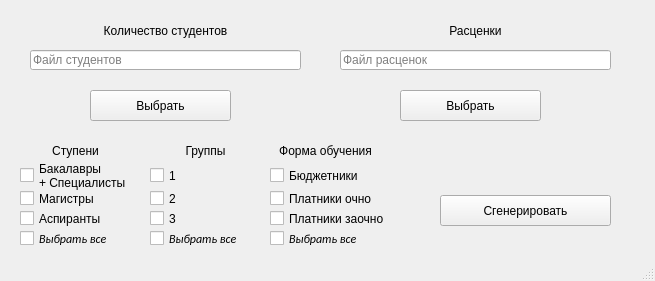
Above: main_window/main_window_design.ui from garrigar/Blagov_Inc before the change. Below: the same form after it.
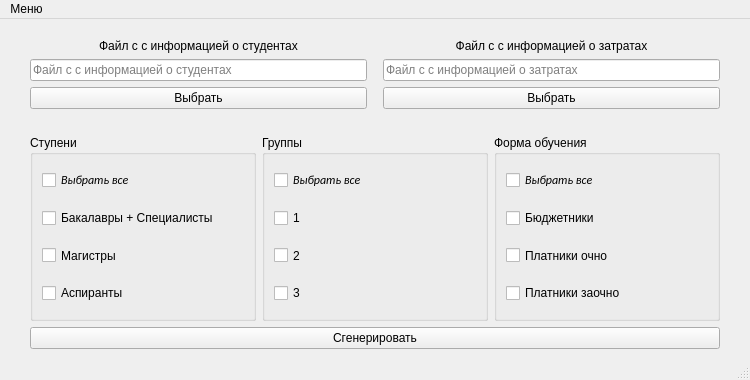
That is the form after the change.

Diff of the .ui file:
```diff
--- a/main_window/main_window_design.ui
+++ b/main_window/main_window_design.ui
@@ -6,60 +6,162 @@
    <rect>
     <x>0</x>
     <y>0</y>
-    <width>655</width>
-    <height>281</height>
+    <width>750</width>
+    <height>380</height>
    </rect>
   </property>
-  <property name="sizePolicy">
-   <sizepolicy hsizetype="Fixed" vsizetype="Fixed">
-    <horstretch>0</horstretch>
-    <verstretch>0</verstretch>
-   </sizepolicy>
-  </property>
-  <property name="minimumSize">
-   <size>
-    <width>655</width>
-    <height>281</height>
-   </size>
-  </property>
-  <property name="maximumSize">
-   <size>
-    <width>655</width>
-    <height>281</height>
-   </size>
-  </property>
   <property name="windowTitle">
    <string>Анализ доходов институтов - Выбор параметров</string>
   </property>
   <widget class="QWidget" name="centralwidget">
-   <widget class="QLabel" name="l_steps">
-    <property name="geometry">
-     <rect>
-      <x>20</x>
-      <y>140</y>
-      <width>111</width>
-      <height>21</height>
-     </rect>
+   <layout class="QGridLayout" name="gridLayout">
+    <property name="leftMargin">
+     <number>30</number>
     </property>
+    <property name="topMargin">
+     <number>20</number>
+    </property>
+    <property name="rightMargin">
+     <number>30</number>
+    </property>
+    <item row="0" column="0">
+     <layout class="QVBoxLayout" name="verticalLayout_7">
+      <property name="sizeConstraint">
+       <enum>QLayout::SetMaximumSize</enum>
+      </property>
+      <item>
+       <layout class="QHBoxLayout" name="horizontalLayout">
+        <property name="bottomMargin">
+         <number>20</number>
+        </property>
+        <item>
+         <layout class="QVBoxLayout" name="verticalLayout_2">
+          <property name="rightMargin">
+           <number>5</number>
+          </property>
+          <item>
+           <widget class="QLabel" name="l_numb_stud">
+            <property name="sizePolicy">
+             <sizepolicy hsizetype="Preferred" vsizetype="Fixed">
+              <horstretch>0</horstretch>
+              <verstretch>0</verstretch>
+             </sizepolicy>
+            </property>
     <property name="text">
+             <string>Файл с с информацией о студентах</string>
+            </property>
+            <property name="alignment">
+             <set>Qt::AlignCenter</set>
+            </property>
+           </widget>
+          </item>
+          <item>
+           <widget class="QLineEdit" name="ledit_numb_stud">
+            <property name="text">
+             <string/>
+            </property>
+            <property name="placeholderText">
+             <string>Файл с с информацией о студентах</string>
+            </property>
+           </widget>
+          </item>
+          <item>
+           <widget class="QPushButton" name="button_submit_file_stud">
+            <property name="text">
+             <string>Выбрать</string>
+            </property>
+           </widget>
+          </item>
+         </layout>
+        </item>
+        <item>
+         <layout class="QVBoxLayout" name="verticalLayout_3">
+          <property name="leftMargin">
+           <number>5</number>
+          </property>
+          <item>
+           <widget class="QLabel" name="l_price">
+            <property name="sizePolicy">
+             <sizepolicy hsizetype="Preferred" vsizetype="Fixed">
+              <horstretch>0</horstretch>
+              <verstretch>0</verstretch>
+             </sizepolicy>
+            </property>
+            <property name="text">
+             <string>Файл с с информацией о затратах</string>
+            </property>
+            <property name="alignment">
+             <set>Qt::AlignCenter</set>
+            </property>
+           </widget>
+          </item>
+          <item>
+           <widget class="QLineEdit" name="ledit_price">
+            <property name="text">
+             <string/>
+            </property>
+            <property name="placeholderText">
+             <string>Файл с с информацией о затратах</string>
+            </property>
+           </widget>
+          </item>
+          <item>
+           <widget class="QPushButton" name="button_submit_file_price">
+            <property name="text">
+             <string>Выбрать</string>
+            </property>
+           </widget>
+          </item>
+         </layout>
+        </item>
+       </layout>
+      </item>
+      <item>
+       <layout class="QHBoxLayout" name="horizontalLayout_2">
+        <item>
+         <widget class="QGroupBox" name="groupBox">
+          <property name="title">
      <string>Ступени</string>
     </property>
-    <property name="alignment">
-     <set>Qt::AlignCenter</set>
-    </property>
-   </widget>
+          <layout class="QGridLayout" name="gridLayout_2">
+           <item row="0" column="0">
+            <layout class="QVBoxLayout" name="verticalLayout_5">
+             <item>
+              <widget class="QCheckBox" name="chb_st_all">
+               <property name="sizePolicy">
+                <sizepolicy hsizetype="Minimum" vsizetype="Preferred">
+                 <horstretch>0</horstretch>
+                 <verstretch>0</verstretch>
+                </sizepolicy>
+               </property>
+               <property name="font">
+                <font>
+                 <family>Calibri</family>
+                 <pointsize>9</pointsize>
+                 <italic>true</italic>
+                </font>
+               </property>
+               <property name="text">
+                <string>Выбрать все</string>
+               </property>
+               <property name="checked">
+                <bool>false</bool>
+               </property>
+               <property name="tristate">
+                <bool>false</bool>
+               </property>
+              </widget>
+             </item>
+             <item>
    <widget class="QCheckBox" name="chb_st_bak">
-    <property name="geometry">
-     <rect>
-      <x>20</x>
-      <y>160</y>
-      <width>121</width>
-      <height>31</height>
-     </rect>
+               <property name="sizePolicy">
+                <sizepolicy hsizetype="Minimum" vsizetype="Preferred">
+                 <horstretch>0</horstretch>
+                 <verstretch>0</verstretch>
+                </sizepolicy>
     </property>
     <property name="text">
-     <string>Бакалавры 
-+ Специалисты</string>
+                <string>Бакалавры + Специалисты</string>
     </property>
     <property name="checked">
      <bool>false</bool>
@@ -71,36 +173,14 @@
      <string>бакалавры</string>
     </property>
    </widget>
-   <widget class="QCheckBox" name="chb_st_asp">
-    <property name="geometry">
-     <rect>
-      <x>20</x>
-      <y>210</y>
-      <width>111</width>
-      <height>17</height>
-     </rect>
-    </property>
-    <property name="text">
-     <string>Аспиранты</string>
-    </property>
-    <property name="checked">
-     <bool>false</bool>
-    </property>
-    <property name="tristate">
-     <bool>false</bool>
-    </property>
-    <property name="key" stdset="0">
-     <string>аспиранты</string>
-    </property>
-   </widget>
+             </item>
+             <item>
    <widget class="QCheckBox" name="chb_st_mag">
-    <property name="geometry">
-     <rect>
-      <x>20</x>
-      <y>190</y>
-      <width>111</width>
-      <height>17</height>
-     </rect>
+               <property name="sizePolicy">
+                <sizepolicy hsizetype="Minimum" vsizetype="Preferred">
+                 <horstretch>0</horstretch>
+                 <verstretch>0</verstretch>
+                </sizepolicy>
     </property>
     <property name="text">
      <string>Магистры</string>
@@ -115,24 +195,17 @@
      <string>магистры</string>
     </property>
    </widget>
-   <widget class="QCheckBox" name="chb_st_all">
-    <property name="geometry">
-     <rect>
-      <x>20</x>
-      <y>230</y>
-      <width>111</width>
-      <height>17</height>
-     </rect>
-    </property>
-    <property name="font">
-     <font>
-      <family>Calibri</family>
-      <pointsize>9</pointsize>
-      <italic>true</italic>
-     </font>
-    </property>
+             </item>
+             <item>
+              <widget class="QCheckBox" name="chb_st_asp">
+               <property name="sizePolicy">
+                <sizepolicy hsizetype="Minimum" vsizetype="Preferred">
+                 <horstretch>0</horstretch>
+                 <verstretch>0</verstretch>
+                </sizepolicy>
+               </property>
     <property name="text">
-     <string>Выбрать все</string>
+                <string>Аспиранты</string>
     </property>
     <property name="checked">
      <bool>false</bool>
@@ -140,60 +213,41 @@
     <property name="tristate">
      <bool>false</bool>
     </property>
-   </widget>
-   <widget class="QCheckBox" name="chb_group_all">
-    <property name="geometry">
-     <rect>
-      <x>150</x>
-      <y>230</y>
-      <width>111</width>
-      <height>17</height>
-     </rect>
-    </property>
-    <property name="font">
-     <font>
-      <family>Calibri</family>
-      <pointsize>9</pointsize>
-      <italic>true</italic>
-     </font>
-    </property>
-    <property name="text">
-     <string>Выбрать все</string>
-    </property>
-    <property name="checked">
-     <bool>false</bool>
-    </property>
-    <property name="tristate">
-     <bool>false</bool>
-    </property>
-   </widget>
-   <widget class="QLabel" name="l_groups">
-    <property name="geometry">
-     <rect>
-      <x>150</x>
-      <y>140</y>
-      <width>111</width>
-      <height>21</height>
-     </rect>
-    </property>
-    <property name="text">
+               <property name="key" stdset="0">
+                <string>аспиранты</string>
+               </property>
+              </widget>
+             </item>
+            </layout>
+           </item>
+          </layout>
+         </widget>
+        </item>
+        <item>
+         <widget class="QGroupBox" name="groupBox_2">
+          <property name="title">
      <string>Группы</string>
     </property>
-    <property name="alignment">
-     <set>Qt::AlignCenter</set>
-    </property>
-   </widget>
-   <widget class="QCheckBox" name="chb_group_3">
-    <property name="geometry">
-     <rect>
-      <x>150</x>
-      <y>210</y>
-      <width>111</width>
-      <height>17</height>
-     </rect>
+          <layout class="QGridLayout" name="gridLayout_3">
+           <item row="0" column="0">
+            <layout class="QVBoxLayout" name="verticalLayout_6">
+             <item>
+              <widget class="QCheckBox" name="chb_group_all">
+               <property name="sizePolicy">
+                <sizepolicy hsizetype="Minimum" vsizetype="Preferred">
+                 <horstretch>0</horstretch>
+                 <verstretch>0</verstretch>
+                </sizepolicy>
+               </property>
+               <property name="font">
+                <font>
+                 <family>Calibri</family>
+                 <pointsize>9</pointsize>
+                 <italic>true</italic>
+                </font>
     </property>
     <property name="text">
-     <string>3</string>
+                <string>Выбрать все</string>
     </property>
     <property name="checked">
      <bool>false</bool>
@@ -201,18 +255,15 @@
     <property name="tristate">
      <bool>false</bool>
     </property>
-    <property name="key" stdset="0">
-     <string>3 группа</string>
-    </property>
-   </widget>
+              </widget>
+             </item>
+             <item>
    <widget class="QCheckBox" name="chb_group_1">
-    <property name="geometry">
-     <rect>
-      <x>150</x>
-      <y>160</y>
-      <width>111</width>
-      <height>31</height>
-     </rect>
+               <property name="sizePolicy">
+                <sizepolicy hsizetype="Minimum" vsizetype="Preferred">
+                 <horstretch>0</horstretch>
+                 <verstretch>0</verstretch>
+                </sizepolicy>
     </property>
     <property name="text">
      <string>1</string>
@@ -227,14 +278,14 @@
      <string>1 группа</string>
     </property>
    </widget>
+             </item>
+             <item>
    <widget class="QCheckBox" name="chb_group_2">
-    <property name="geometry">
-     <rect>
-      <x>150</x>
-      <y>190</y>
-      <width>111</width>
-      <height>17</height>
-     </rect>
+               <property name="sizePolicy">
+                <sizepolicy hsizetype="Minimum" vsizetype="Preferred">
+                 <horstretch>0</horstretch>
+                 <verstretch>0</verstretch>
+                </sizepolicy>
     </property>
     <property name="text">
      <string>2</string>
@@ -249,24 +300,17 @@
      <string>2 группа</string>
     </property>
    </widget>
-   <widget class="QCheckBox" name="chb_form_all">
-    <property name="geometry">
-     <rect>
-      <x>270</x>
-      <y>230</y>
-      <width>111</width>
-      <height>17</height>
-     </rect>
-    </property>
-    <property name="font">
-     <font>
-      <family>Calibri</family>
-      <pointsize>9</pointsize>
-      <italic>true</italic>
-     </font>
+             </item>
+             <item>
+              <widget class="QCheckBox" name="chb_group_3">
+               <property name="sizePolicy">
+                <sizepolicy hsizetype="Minimum" vsizetype="Preferred">
+                 <horstretch>0</horstretch>
+                 <verstretch>0</verstretch>
+                </sizepolicy>
     </property>
     <property name="text">
-     <string>Выбрать все</string>
+                <string>3</string>
     </property>
     <property name="checked">
      <bool>false</bool>
@@ -274,34 +318,41 @@
     <property name="tristate">
      <bool>false</bool>
     </property>
-   </widget>
-   <widget class="QLabel" name="l_form">
-    <property name="geometry">
-     <rect>
-      <x>270</x>
-      <y>140</y>
-      <width>111</width>
-      <height>21</height>
-     </rect>
-    </property>
-    <property name="text">
+               <property name="key" stdset="0">
+                <string>3 группа</string>
+               </property>
+              </widget>
+             </item>
+            </layout>
+           </item>
+          </layout>
+         </widget>
+        </item>
+        <item>
+         <widget class="QGroupBox" name="groupBox_3">
+          <property name="title">
      <string>Форма обучения</string>
     </property>
-    <property name="alignment">
-     <set>Qt::AlignCenter</set>
-    </property>
-   </widget>
-   <widget class="QCheckBox" name="chb_form_pay_dist">
-    <property name="geometry">
-     <rect>
-      <x>270</x>
-      <y>210</y>
-      <width>131</width>
-      <height>17</height>
-     </rect>
+          <layout class="QGridLayout" name="gridLayout_4">
+           <item row="0" column="0">
+            <layout class="QVBoxLayout" name="verticalLayout_8">
+             <item>
+              <widget class="QCheckBox" name="chb_form_all">
+               <property name="sizePolicy">
+                <sizepolicy hsizetype="Minimum" vsizetype="Preferred">
+                 <horstretch>0</horstretch>
+                 <verstretch>0</verstretch>
+                </sizepolicy>
+               </property>
+               <property name="font">
+                <font>
+                 <family>Calibri</family>
+                 <pointsize>9</pointsize>
+                 <italic>true</italic>
+                </font>
     </property>
     <property name="text">
-     <string>Платники заочно</string>
+                <string>Выбрать все</string>
     </property>
     <property name="checked">
      <bool>false</bool>
@@ -309,18 +360,15 @@
     <property name="tristate">
      <bool>false</bool>
     </property>
-    <property name="key" stdset="0">
-     <string>платники заочно</string>
-    </property>
-   </widget>
+              </widget>
+             </item>
+             <item>
    <widget class="QCheckBox" name="chb_form_budget">
-    <property name="geometry">
-     <rect>
-      <x>270</x>
-      <y>160</y>
-      <width>111</width>
-      <height>31</height>
-     </rect>
+               <property name="sizePolicy">
+                <sizepolicy hsizetype="Minimum" vsizetype="Preferred">
+                 <horstretch>0</horstretch>
+                 <verstretch>0</verstretch>
+                </sizepolicy>
     </property>
     <property name="text">
      <string>Бюджетники</string>
@@ -335,14 +383,14 @@
      <string>бюджетники</string>
     </property>
    </widget>
+             </item>
+             <item>
    <widget class="QCheckBox" name="chb_form_pay_full">
-    <property name="geometry">
-     <rect>
-      <x>270</x>
-      <y>190</y>
-      <width>111</width>
-      <height>17</height>
-     </rect>
+               <property name="sizePolicy">
+                <sizepolicy hsizetype="Minimum" vsizetype="Preferred">
+                 <horstretch>0</horstretch>
+                 <verstretch>0</verstretch>
+                </sizepolicy>
     </property>
     <property name="text">
      <string>Платники очно</string>
@@ -357,109 +405,63 @@
      <string>платники очно</string>
     </property>
    </widget>
+             </item>
+             <item>
+              <widget class="QCheckBox" name="chb_form_pay_dist">
+               <property name="sizePolicy">
+                <sizepolicy hsizetype="Minimum" vsizetype="Preferred">
+                 <horstretch>0</horstretch>
+                 <verstretch>0</verstretch>
+                </sizepolicy>
+               </property>
+               <property name="text">
+                <string>Платники заочно</string>
+               </property>
+               <property name="checked">
+                <bool>false</bool>
+               </property>
+               <property name="tristate">
+                <bool>false</bool>
+               </property>
+               <property name="key" stdset="0">
+                <string>платники заочно</string>
+               </property>
+              </widget>
+             </item>
+            </layout>
+           </item>
+          </layout>
+         </widget>
+        </item>
+       </layout>
+      </item>
+      <item>
    <widget class="QPushButton" name="button_gen">
-    <property name="geometry">
-     <rect>
-      <x>440</x>
-      <y>195</y>
-      <width>171</width>
-      <height>31</height>
-     </rect>
-    </property>
     <property name="text">
      <string>Сгенерировать</string>
     </property>
    </widget>
-   <widget class="QLineEdit" name="ledit_numb_stud">
-    <property name="geometry">
-     <rect>
-      <x>30</x>
-      <y>50</y>
-      <width>271</width>
-      <height>20</height>
-     </rect>
-    </property>
-    <property name="text">
-     <string/>
-    </property>
-    <property name="placeholderText">
-     <string>Файл студентов</string>
-    </property>
-   </widget>
-   <widget class="QLineEdit" name="ledit_price">
+      </item>
+     </layout>
+    </item>
+   </layout>
+  </widget>
+  <widget class="QMenuBar" name="menubar">
     <property name="geometry">
      <rect>
-      <x>340</x>
-      <y>50</y>
-      <width>271</width>
-      <height>20</height>
-     </rect>
-    </property>
-    <property name="text">
-     <string/>
+     <x>0</x>
+     <y>0</y>
+     <width>750</width>
+     <height>26</height>
+    </rect>
+   </property>
+   <widget class="QMenu" name="menu">
+    <property name="title">
+     <string>Меню</string>
     </property>
-    <property name="placeholderText">
-     <string>Файл расценок</string>
-    </property>
+    <addaction name="action_about"/>
    </widget>
-   <widget class="QLabel" name="l_numb_stud">
-    <property name="geometry">
-     <rect>
-      <x>30</x>
-      <y>20</y>
-      <width>271</width>
-      <height>21</height>
-     </rect>
-    </property>
-    <property name="text">
-     <string>Количество студентов</string>
-    </property>
-    <property name="alignment">
-     <set>Qt::AlignCenter</set>
-    </property>
-   </widget>
-   <widget class="QLabel" name="l_price">
-    <property name="geometry">
-     <rect>
-      <x>340</x>
-      <y>20</y>
-      <width>271</width>
-      <height>21</height>
-     </rect>
-    </property>
-    <property name="text">
-     <string>Расценки</string>
-    </property>
-    <property name="alignment">
-     <set>Qt::AlignCenter</set>
-    </property>
-   </widget>
-   <widget class="QPushButton" name="button_submit_file_stud">
-    <property name="geometry">
-     <rect>
-      <x>90</x>
-      <y>90</y>
-      <width>141</width>
-      <height>31</height>
-     </rect>
-    </property>
-    <property name="text">
-     <string>Выбрать</string>
-    </property>
-   </widget>
-   <widget class="QPushButton" name="button_submit_file_price">
-    <property name="geometry">
-     <rect>
-      <x>400</x>
-      <y>90</y>
-      <width>141</width>
-      <height>31</height>
-     </rect>
-    </property>
-    <property name="text">
-     <string>Выбрать</string>
-    </property>
-   </widget>
+   <addaction name="menu"/>
   </widget>
   <widget class="QStatusBar" name="statusbar"/>
  </widget>
```
Left out of the diff: 7 changed lines with no effect on the pictures. Lines whose indentation alone changed are shown as unchanged.
